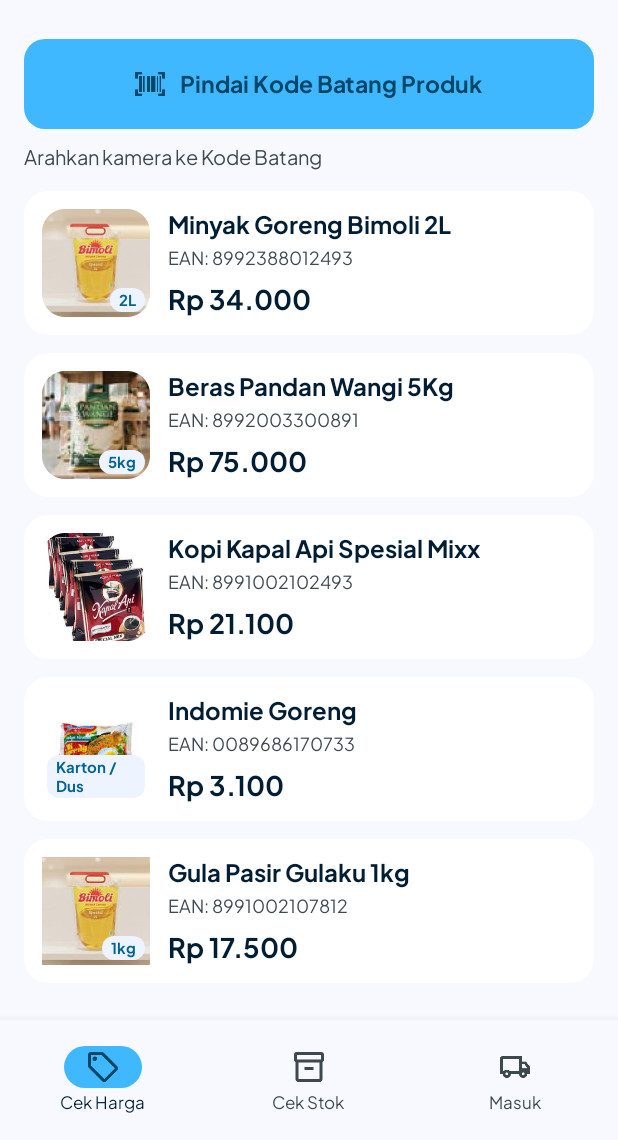
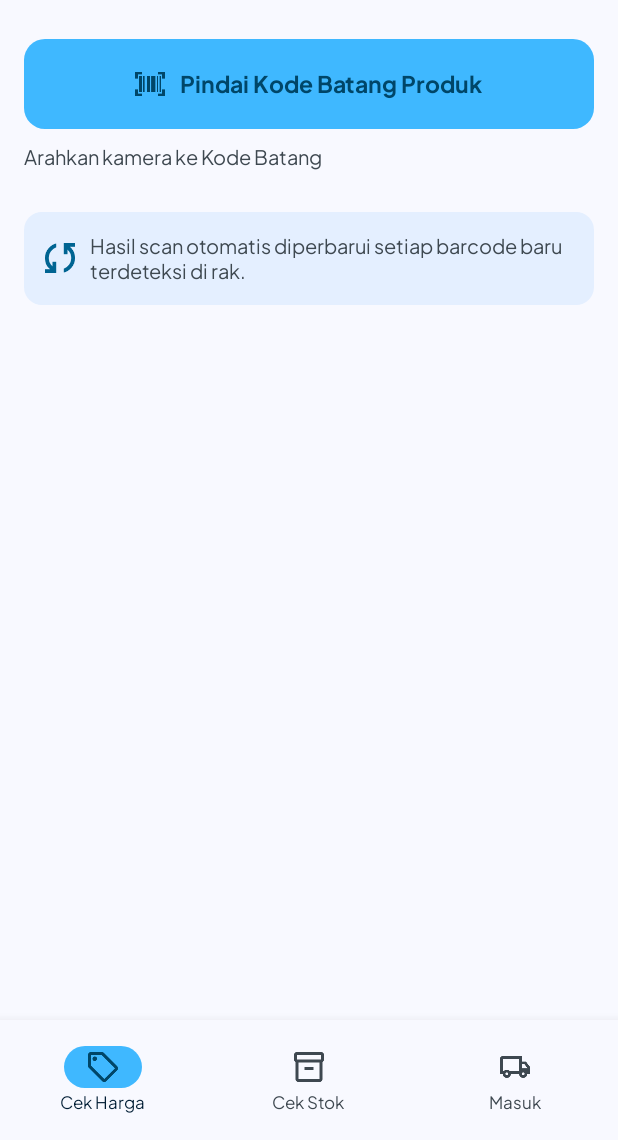
Before and after one commit to nasrulaja/toko-berkah-project, an Android app: the screen it shows after launch (MainActivity), on a phone screen of 412 x 824 dp, the part 96-1236 px from its top. Run offline under Robolectric (Android 15) with nearby library versions, the phone set to English and light mode, and no system bars.

Commit message:
refactor(android): hapus data dummy - katalog hanya dari database, keadaan offline jujur

```diff
--- a/TokoBerkah-Android-App/app/src/main/java/com/tokoberkah/app/data/Product.kt
+++ b/TokoBerkah-Android-App/app/src/main/java/com/tokoberkah/app/data/Product.kt
@@ -1,8 +1,7 @@
 package com.tokoberkah.app.data
 
 /**
- * Model produk (data dummy, frontend-only).
- * Akan disesuaikan dengan data dari aplikasi desktop nanti.
+ * Model produk (dipetakan dari baris backend, lihat StockCheckActivity.mapFromServer).
  */
 data class Product(
     val ean: String,
--- a/TokoBerkah-Android-App/app/src/main/res/values/strings.xml
+++ b/TokoBerkah-Android-App/app/src/main/res/values/strings.xml
@@ -48,6 +48,7 @@
     <string name="scan_close">Tutup pemindai barcode</string>
     <string name="scan_out_of_stock">Stok habis, tidak bisa ditambahkan! (Stok: %1$d)</string>
     <string name="scan_not_found_format">Produk tidak ditemukan! Barcode: %1$s</string>
+    <string name="scan_server_error">Tidak dapat memeriksa barcode. Periksa koneksi lalu coba lagi.</string>
     <string name="scan_input_manual">Input Manual</string>
     <string name="scan_permission_needed">Izin kamera diperlukan untuk scan barcode</string>
     <string name="scan_permission_grant">Izinkan kamera</string>
@@ -90,6 +91,7 @@
     <string name="stock_action_restock">Restok</string>
     <string name="stock_add_qty">Tambah jumlah</string>
     <string name="stock_empty">Tidak ada produk untuk ditampilkan</string>
+    <string name="stock_server_error">Tidak dapat memuat data dari server. Periksa koneksi lalu muat ulang.</string>
 
     <!-- ===== Format harga ===== -->
     <string name="price_format">Rp %1$s</string>
--- a/TokoBerkah-Android-App/pages/src/main/java/com/tokoberkah/pos/data/ProductRepository.kt
+++ b/TokoBerkah-Android-App/pages/src/main/java/com/tokoberkah/pos/data/ProductRepository.kt
@@ -9,6 +9,11 @@ import java.util.Locale
  * In-memory catalogue + price history shared by all five pages.
  * Every page reads from here so a price change made on the
  * "Ubah Harga" page is instantly visible on the others.
+ *
+ * Katalog diisi HANYA dari backend (GET /api/products) lewat [applyRemote] —
+ * tidak ada data dummy, supaya angka yang tampil selalu sama dengan database.
+ * Bila server tidak terjangkau, daftar tetap kosong (halaman menampilkan
+ * keadaan kosong/gagal, bukan produk palsu).
  */
 object ProductRepository {
 
@@ -17,98 +22,6 @@ object ProductRepository {
 
     private val dateFormat = SimpleDateFormat("dd MMM yyyy", Locale("id", "ID"))
     private val timeFormat = SimpleDateFormat("HH.mm", Locale("id", "ID"))
-
-    init {
-        val bimoli = Product(
-            ean = "8992388012493",
-            name = "Minyak Goreng Bimoli 2L",
-            categories = Categories.of("Sembako", "Bumbu Dapur"),
-            stock = 48,
-            location = "Rak B3",
-            imageRes = R.drawable.img_bimoli,
-            badge = "2L",
-            price = 34_000,
-            unitsPerBox = 12,
-            lastIncoming = "2 hari lalu",
-            history = mutableListOf(
-                PriceChange("12 Nov 2026", "09.15", 33_000, 34_000, "Pemilik toko", "Harga promo berakhir."),
-                PriceChange("05 Nov 2026", "14.30", 32_500, 33_000, "Pemilik toko", "Penyesuaian harga dari pemasok."),
-                PriceChange("22 Okt 2026", "10.00", 32_000, 32_500, "Pemilik toko", "Penyesuaian harga dari pemasok."),
-                PriceChange("10 Okt 2026", "08.45", 31_500, 32_000, "Pemilik toko", "Penyesuaian harga dari pemasok.")
-            )
-        )
-
-        val beras = Product(
-            ean = "8992003300891",
-            name = "Beras Pandan Wangi 5Kg",
-            categories = Categories.of("Sembako"),
-            stock = 0,
-            location = "Rak A1",
-            imageRes = R.drawable.img_beras,
-            badge = "5kg",
-            price = 75_000,
-            unitsPerBox = 1,
-            lastIncoming = "5 hari lalu",
-            history = mutableListOf(
-                PriceChange("08 Nov 2026", "11.20", 74_000, 75_000, "Pemilik toko", "Harga dari distributor naik."),
-                PriceChange("20 Okt 2026", "09.05", 73_500, 74_000, "Pemilik toko", "Penyesuaian harga dari pemasok.")
-            )
-        )
-
-        val kopi = Product(
-            ean = "8991002102493",
-            name = "Kopi Kapal Api Spesial Mixx",
-            categories = Categories.of("Susu & Kopi", "Minuman", "Sembako"),
-            stock = 4,
-            location = "Rak C2",
-            imageRes = R.drawable.img_kopi,
-            badge = "",
-            price = 21_100,
-            unitsPerBox = 40,
-            lastIncoming = "3 hari lalu",
-            history = mutableListOf(
-                PriceChange("11 Nov 2026", "16.45", 20_500, 21_100, "Pemilik toko", "Penyesuaian harga dari pemasok."),
-                PriceChange("01 Okt 2026", "13.10", 20_000, 20_500, "Pemilik toko", "Biaya transportasi bertambah.")
-            )
-        )
-
-        val indomie = Product(
-            ean = "0089686170733",
-            name = "Indomie Goreng",
-            categories = Categories.of("Mie Instan", "Sembako"),
-            stock = 14,
-            location = "Rak D5",
-            imageRes = R.drawable.img_indomie,
-            badge = "Karton / Dus",
-            price = 3_100,
-            unitsPerBox = 40,
-            lastIncoming = "1 hari lalu",
-            history = mutableListOf(
-                PriceChange("09 Nov 2026", "08.30", 3_000, 3_100, "Pemilik toko", "Penyesuaian harga dari pemasok."),
-                PriceChange("15 Okt 2026", "17.00", 2_950, 3_000, "Pemilik toko", "Penyesuaian harga dari pemasok.")
-            )
-        )
-
-        val gula = Product(
-            ean = "8991002107812",
-            name = "Gula Pasir Gulaku 1kg",
-            categories = Categories.of("Sembako"),
-            stock = 11,
-            location = "Rak A2",
-            imageRes = R.drawable.img_gula,
-            badge = "1kg",
-            price = 17_500,
-            unitsPerBox = 24,
-            lastIncoming = "6 hari lalu",
-            history = mutableListOf(
-                PriceChange("07 Nov 2026", "10.15", 17_000, 17_500, "Pemilik toko", "Harga gulaku dari pemasok naik."),
-                PriceChange("18 Okt 2026", "12.40", 16_800, 17_000, "Pemilik toko", "Penyesuaian harga dari pemasok.")
-            )
-        )
-
-        products.addAll(listOf(bimoli, beras, kopi, indomie, gula))
-        recentEans.addAll(listOf(beras.ean, indomie.ean, gula.ean, kopi.ean))
-    }
 
     /** All products, in catalogue order (used by the scan page). */
     fun all(): List<Product> = products
@@ -131,7 +44,8 @@ object ProductRepository {
     }
 
     /** Applies a new price and records it in the product's history. */
-    fun updatePrice(product: Product, newPrice: Int, reason: String) {        val old = product.price
+    fun updatePrice(product: Product, newPrice: Int, reason: String) {
+        val old = product.price
         if (old == newPrice) return
         val now = Date()
         product.price = newPrice
@@ -154,7 +68,7 @@ object ProductRepository {
      * adapter yang sudah memegang daftar ini ikut melihat perubahan.
      *
      * Stok & harga selalu dari server; gambar/lokasi/isi dus/riwayat lama
-     * dipakai ulang bila EAN-nya cocok dengan data dummy.
+     * dipakai ulang bila EAN-nya sudah pernah tampil (sinkron sebelumnya).
      */
     @Synchronized
     fun applyRemote(rows: List<com.tokoberkah.pos.data.api.RemoteProduct>) {
@@ -185,7 +99,7 @@ object ProductRepository {
         recentEans.retainAll(fresh.map { it.ean }.toSet())
     }
 
-    /** Gambar perkiraan untuk produk baru (belum ada di data dummy). */
+    /** Gambar perkiraan berdasarkan kategori (produk dari server tanpa gambar lama). */
     private fun imageFor(category: String?): Int = when (category) {
         "Mie Instan" -> R.drawable.img_indomie
         "Sembako", "Bumbu Dapur" -> R.drawable.img_bimoli
--- a/TokoBerkah-Android-App/pages/src/main/java/com/tokoberkah/pos/data/api/ApiClient.kt
+++ b/TokoBerkah-Android-App/pages/src/main/java/com/tokoberkah/pos/data/api/ApiClient.kt
@@ -12,7 +12,7 @@ import java.util.concurrent.TimeUnit
  * Semua pemanggilan memakai thread latar — jangan dipanggil di UI thread.
  *
  * Bila server/jaringan tidak tersedia, fungsi mengembalikan null dan halaman
- * jatuh ke data dummy lama supaya aplikasi tetap berfungsi offline.
+ * menampilkan keadaan kosong/gagal (bukan data dummy).
  */
 object ApiClient {
 
--- a/TokoBerkah-Android-App/pages/src/main/res/values/strings.xml
+++ b/TokoBerkah-Android-App/pages/src/main/res/values/strings.xml
@@ -38,6 +38,7 @@
     <string name="masuk_hint_title">Produk Baru Belum Terdaftar?</string>
     <string name="masuk_hint_body">Jika barcode belum dikenali, daftarkan nama\nproduk &amp; harga modal melalui Web Admin Toko\nBerkah di komputer kasir.</string>
     <string name="masuk_saved">Barang masuk disimpan</string>
+    <string name="masuk_save_failed">Gagal menyimpan ke server. Periksa koneksi lalu coba lagi.</string>
 
     <!-- Barang Masuk — reviisi: Isi Per Dus + Harga Jual per Buah -->
     <string name="masuk_isi_per_dus">Isi Per Dus</string>
```
Also changed, not shown: TokoBerkah-Android-App/app/src/main/java/com/tokoberkah/app/ScannerActivity.kt (+43 -5 lines), TokoBerkah-Android-App/app/src/main/java/com/tokoberkah/app/StockCheckActivity.kt (+31 -18 lines), TokoBerkah-Android-App/app/src/main/java/com/tokoberkah/app/data/DummyData.kt (deleted, +0 -101 lines), TokoBerkah-Android-App/pages/src/main/java/com/tokoberkah/pos/data/RemoteCatalog.kt (+23 -1 lines), TokoBerkah-Android-App/pages/src/main/java/com/tokoberkah/pos/page_barang_masuk/BarangMasukActivity.kt (+15 -18 lines).
